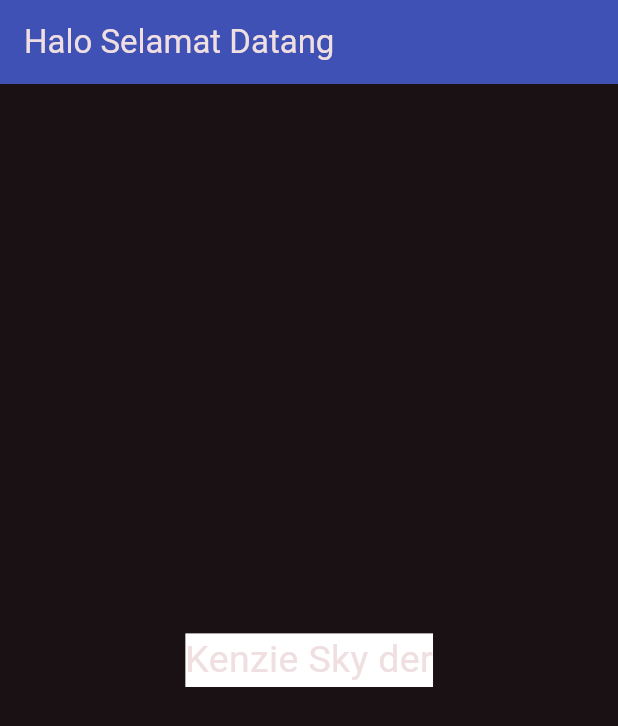
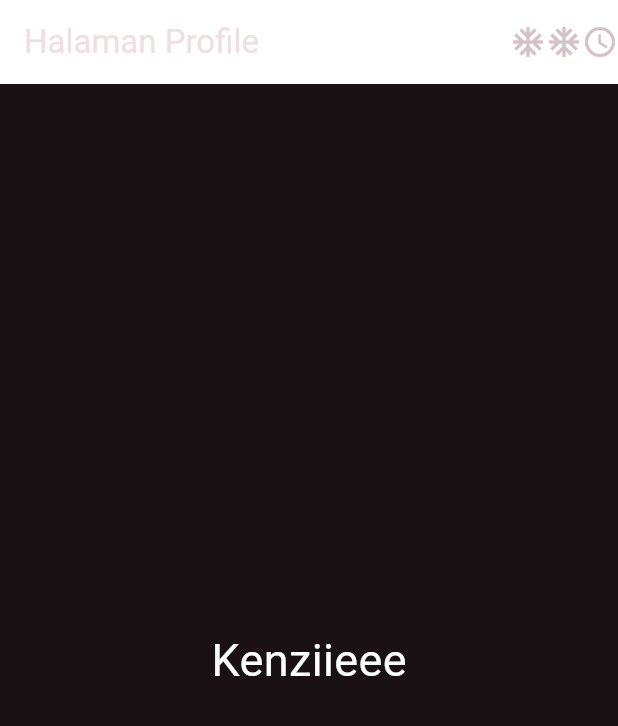
Before and after one commit to kenzifebri/Latihan005-apk-mobile, a Flutter app: the screen it shows after launch, on a phone screen of 412 x 824 dp. Shown: the top 726 px of the screen. Run offline on Flutter 3.47's test engine with Material 3 defaults, Android fonts, the phone set to English and light mode, and no system bars.

Commit message:
Latihan 5: ProfilePage

```diff
--- a/lib/main.dart
+++ b/lib/main.dart
@@ -10,7 +10,7 @@ class MyApp extends StatelessWidget {
   @override
   Widget build(BuildContext context) {
     return MaterialApp(
-      title: 'Mahasiswa',
+      title: 'Aplikasi Mahasiswa',
       debugShowCheckedModeBanner: false,
       darkTheme: ThemeData(
         brightness: Brightness.dark,
@@ -18,25 +18,30 @@ class MyApp extends StatelessWidget {
         brightness: Brightness.dark),
       ),
       themeMode: ThemeMode.dark,
-      home: HomePage2(),
+      home: const ProfilePage2(),
     );
   }
 }
 
-class HomePage2 extends StatelessWidget {
-  const HomePage2({super.key});
+class ProfilePage2 extends StatelessWidget {
+  const ProfilePage2({super.key});
 
   @override
   Widget build(BuildContext context) {
     return Scaffold(
       appBar: AppBar(
-        title: const Text('Halo Selamat Datang'),
-        backgroundColor: Colors.indigo,
+        title: const Text('Halaman Profile'),
+        backgroundColor: Colors.white,
+        actions: [
+          Icon(Icons.ac_unit),
+          Icon(Icons.ac_unit),
+          Icon(Icons.access_time),
+        ],
       ),
       body: const Center(
-        child: Text('Kenzie Sky der',
-        style: TextStyle(fontSize: 25,
-        backgroundColor: Colors.white),
+        child: Text('Kenziieee',
+        style: TextStyle(fontSize: 30,
+        color: Colors.white),
         ),
       ),
     );
```
